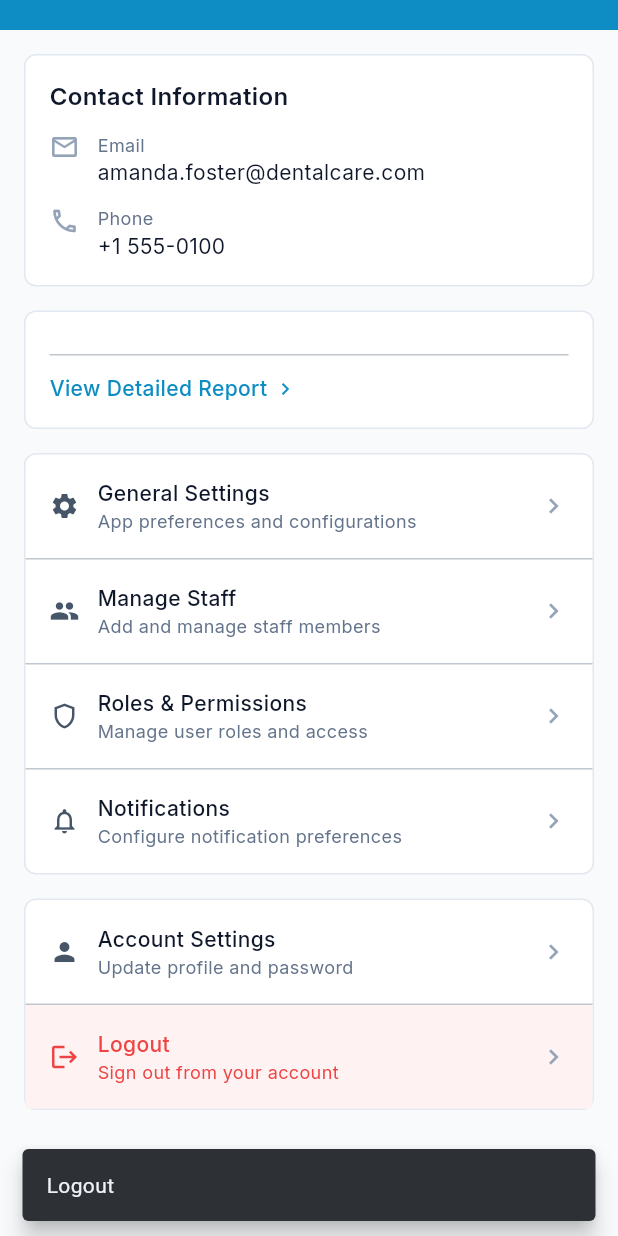
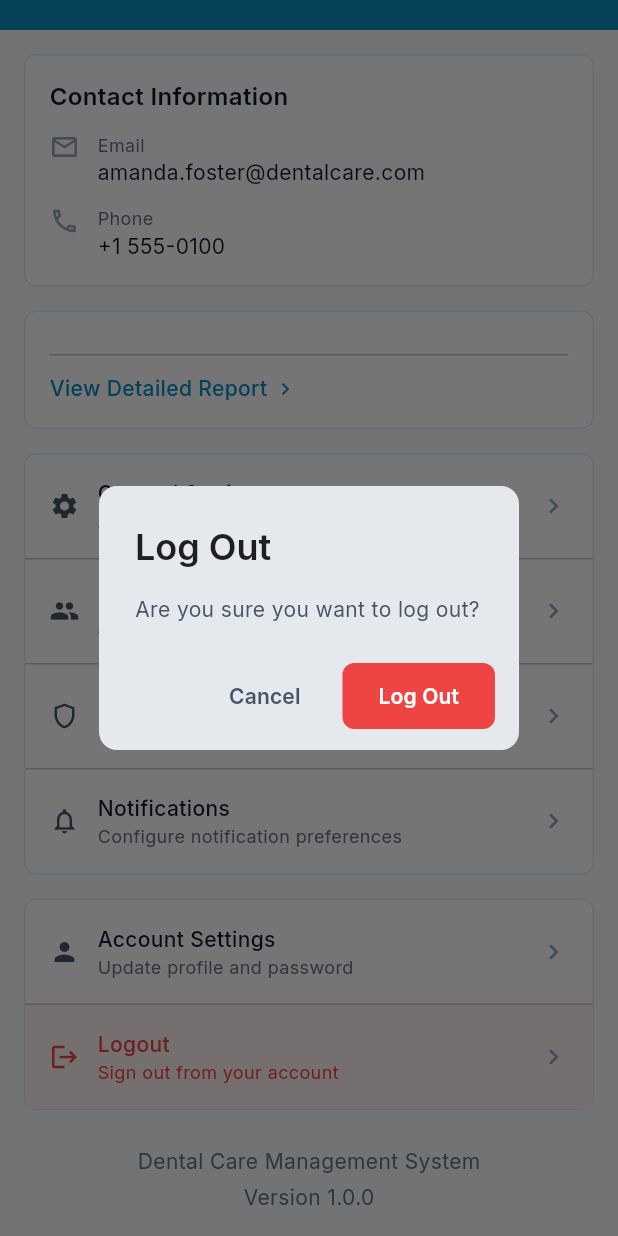
Before and after one commit to madhuri390/clinicapp, a Flutter app: the ProfileScreen screen opened directly, scrolled down 213 dp, after a tap on "Logout", on a phone screen of 412 x 824 dp. Run offline on Flutter 3.47's test engine with Material 3 defaults, Android fonts, the phone set to English and light mode, and no system bars; our stand-ins replace flutter_dotenv, google_fonts, shared_preferences, supabase_flutter; accounts and stored records are empty.

Commit message:
feat: implement secure logout confirmation dialog and authentication cleanup in dashboard and profile screens

```diff
--- a/lib/screens/profile_screen.dart
+++ b/lib/screens/profile_screen.dart
@@ -1,5 +1,9 @@
 import 'package:flutter/material.dart';
 import 'package:google_fonts/google_fonts.dart';
+
+import '../services/auth_service.dart';
+import '../services/app_role_service.dart';
+import 'login_screen.dart';
 
 // Reference colors (Tailwind)
 const _blue600 = Color(0xFF0D8DC4);
@@ -324,17 +328,57 @@ class ProfileScreen extends StatelessWidget {
             title: 'Logout',
             subtitle: 'Sign out from your account',
             isDestructive: true,
-            onTap: () {
-              ScaffoldMessenger.of(context).showSnackBar(
-                const SnackBar(
-                  content: Text('Logout'),
-                  behavior: SnackBarBehavior.floating,
-                ),
-              );
-            },
+            onTap: () => _confirmLogout(context),
           ),
         ],
       ),
+    );
+  }
+
+  static Future<void> _confirmLogout(BuildContext context) async {
+    final confirmed = await showDialog<bool>(
+      context: context,
+      builder: (ctx) => AlertDialog(
+        shape: RoundedRectangleBorder(borderRadius: BorderRadius.circular(12)),
+        title: Text(
+          'Log Out',
+          style: GoogleFonts.inter(fontWeight: FontWeight.w600),
+        ),
+        content: Text(
+          'Are you sure you want to log out?',
+          style: GoogleFonts.inter(color: _slate600),
+        ),
+        actionsPadding: const EdgeInsets.fromLTRB(16, 0, 16, 12),
+        actions: [
+          TextButton(
+            style: TextButton.styleFrom(
+              padding: const EdgeInsets.symmetric(horizontal: 20, vertical: 12),
+            ),
+            onPressed: () => Navigator.of(ctx).pop(false),
+            child: Text('Cancel', style: GoogleFonts.inter(color: _slate600)),
+          ),
+          ElevatedButton(
+            style: ElevatedButton.styleFrom(
+              backgroundColor: _red500,
+              foregroundColor: Colors.white,
+              padding: const EdgeInsets.symmetric(horizontal: 24, vertical: 12),
+              shape: RoundedRectangleBorder(
+                borderRadius: BorderRadius.circular(8),
+              ),
+            ),
+            onPressed: () => Navigator.of(ctx).pop(true),
+            child: Text('Log Out', style: GoogleFonts.inter()),
+          ),
+        ],
+      ),
+    );
+    if (confirmed != true || !context.mounted) return;
+    await AuthService.signOut();
+    await AppRoleService.setRole(AppRole.staff);
+    if (!context.mounted) return;
+    Navigator.of(context, rootNavigator: true).pushAndRemoveUntil(
+      MaterialPageRoute<void>(builder: (_) => const LoginScreen()),
+      (_) => false,
     );
   }
 
```
Also changed, not shown: lib/screens/dashboard_screen.dart (+51 -6 lines).
